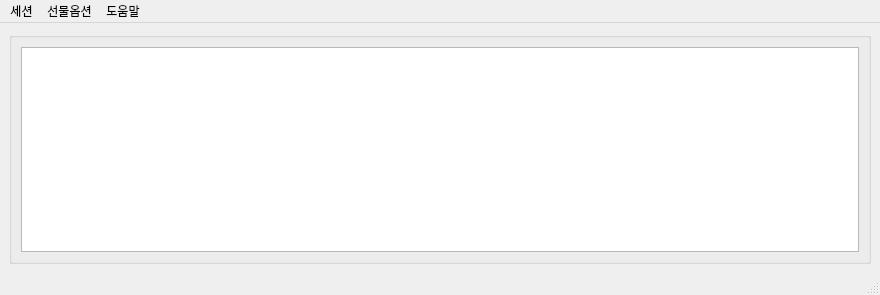
Qt form UI/skybot_cm.ui (skygoldfish/SkyBot) before a commit.
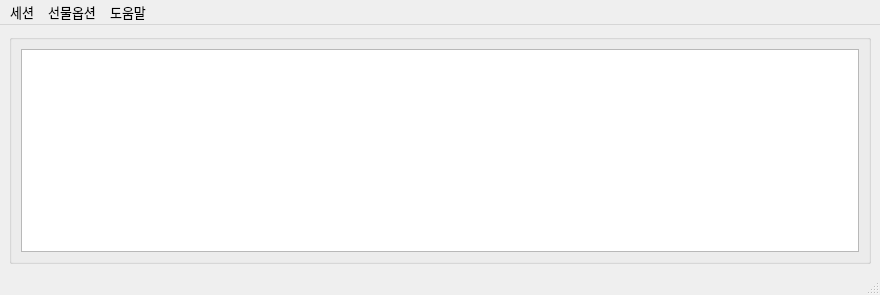
The same form after that commit. Icons and pictures are not drawn.

Diff of the .ui file:
```diff
--- a/UI/skybot_cm.ui
+++ b/UI/skybot_cm.ui
@@ -10,6 +10,12 @@
     <height>295</height>
    </rect>
   </property>
+  <property name="font">
+   <font>
+    <family>Consolas</family>
+    <pointsize>10</pointsize>
+   </font>
+  </property>
   <property name="windowTitle">
    <string>Skybot</string>
   </property>
```
